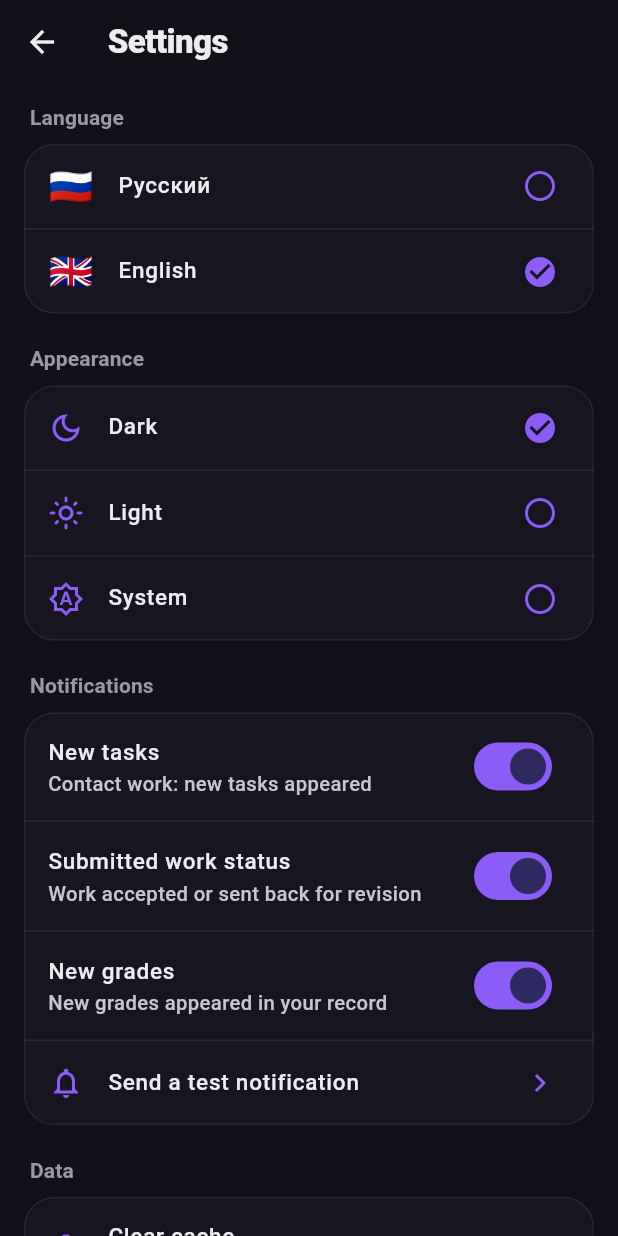
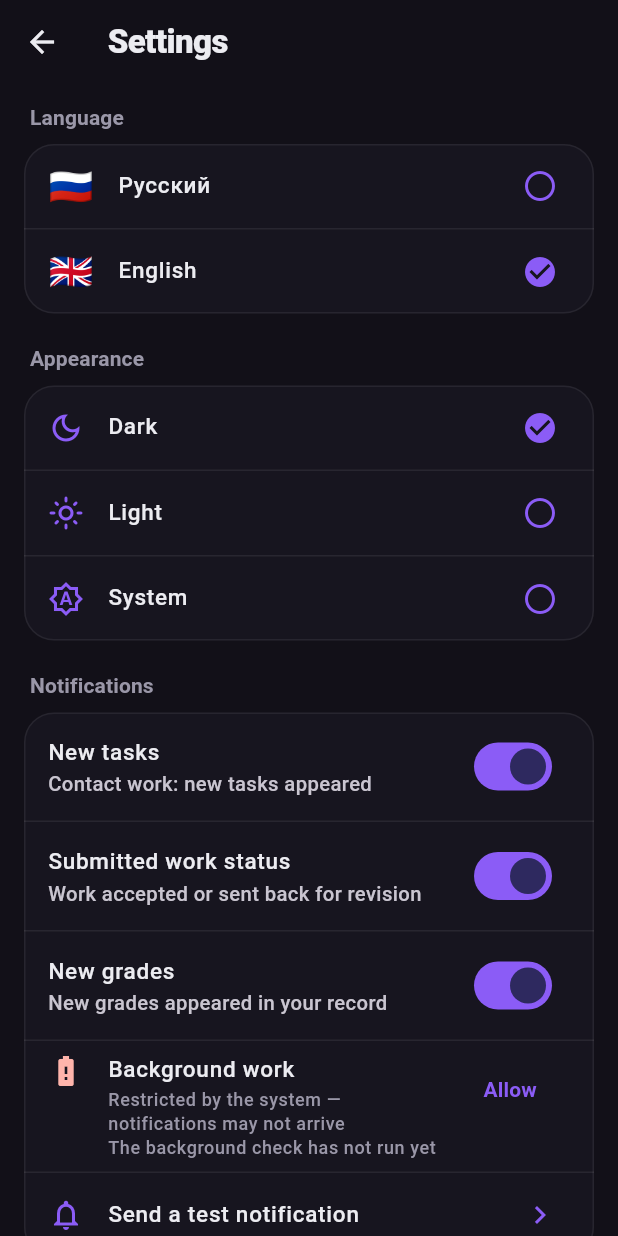
Before and after one commit to 0Eaggle0/OmTech, a Flutter app: the SettingsScreen screen opened directly, after a tap on "🇬🇧", on a phone screen of 412 x 824 dp. Run offline on Flutter 3.47's test engine with Material 3 defaults, Android fonts, the phone set to English and light mode, and no system bars; our stand-ins replace cached_network_image, confetti, cookie_jar, dio, dio_cookie_manager, flutter_animate and 8 more; missing offline and left inert: flutter_email_sender, flutter_file_dialog, workmanager; accounts and stored records are empty; network calls fail; statements that could not run were skipped.

Commit message:
Ask for a battery optimization exemption, show background status
MIUI/EMUI/One UI often never run the WorkManager task, so LK
notifications only arrived after opening the app. Settings now show a
'Background work' item with the exemption status, an Allow button and
the last background run; a one-time sheet offers the same right after a
form login. The native side is a small MethodChannel in MainActivity,
no new packages. Bump to 1.2.6+44.

```diff
--- a/lib/app_version.dart
+++ b/lib/app_version.dart
@@ -1,6 +1,6 @@
 /// Версия приложения. Поднимать вместе с `version:` в pubspec.yaml.
-const kAppVersion = '1.2.5';
-const kAppBuild = 43;
+const kAppVersion = '1.2.6';
+const kAppBuild = 44;
 
 /// Подпись версии на экране настроек.
 const kAppVersionLabel = 'v$kAppVersion';
--- a/lib/l10n/app_en.arb
+++ b/lib/l10n/app_en.arb
@@ -394,5 +394,21 @@
   "updateLater": "Later",
   "updateDownloading": "Downloading",
   "updateOpening": "Opening installer",
-  "updateFailed": "Download failed. Check your connection and try again."
+  "updateFailed": "Download failed. Check your connection and try again.",
+
+  "settingsBackground": "Background work",
+  "settingsBackgroundAllowed": "Allowed — notifications arrive even when the app is closed",
+  "settingsBackgroundRestricted": "Restricted by the system — notifications may not arrive",
+  "settingsBackgroundAllow": "Allow",
+  "settingsBackgroundLastRun": "Last check: {time} — {result}",
+  "settingsBackgroundNever": "The background check has not run yet",
+  "bgResultOk": "ok",
+  "bgResultUiActive": "skipped, the app was open",
+  "bgResultNoCreds": "not signed in",
+  "bgResultAuthFailed": "password rejected",
+  "bgResultNetwork": "no connection",
+  "bgResultError": "error",
+  "batteryHintTitle": "Notifications while the app is closed",
+  "batteryHintBody": "To hear about new tasks, grades and report reviews without opening the app, let OmTech run in the background. Otherwise the system may never run the check.",
+  "batteryHintLater": "Not now"
 }
--- a/lib/l10n/app_localizations.dart
+++ b/lib/l10n/app_localizations.dart
@@ -1957,6 +1957,96 @@ abstract class AppLocalizations {
   /// In ru, this message translates to:
   /// **'Не удалось скачать. Проверьте интернет и попробуйте ещё раз.'**
   String get updateFailed;
+
+  /// No description provided for @settingsBackground.
+  ///
+  /// In ru, this message translates to:
+  /// **'Фоновая работа'**
+  String get settingsBackground;
+
+  /// No description provided for @settingsBackgroundAllowed.
+  ///
+  /// In ru, this message translates to:
+  /// **'Разрешена — уведомления приходят и при закрытом приложении'**
+  String get settingsBackgroundAllowed;
+
+  /// No description provided for @settingsBackgroundRestricted.
+  ///
+  /// In ru, this message translates to:
+  /// **'Ограничена системой — уведомления могут не приходить'**
+  String get settingsBackgroundRestricted;
+
+  /// No description provided for @settingsBackgroundAllow.
+  ///
+  /// In ru, this message translates to:
+  /// **'Разрешить'**
+  String get settingsBackgroundAllow;
+
+  /// No description provided for @settingsBackgroundLastRun.
+  ///
+  /// In ru, this message translates to:
+  /// **'Последняя проверка: {time} — {result}'**
+  String settingsBackgroundLastRun(String time, String result);
+
+  /// No description provided for @settingsBackgroundNever.
+  ///
+  /// In ru, this message translates to:
+  /// **'Фоновая проверка ещё не запускалась'**
+  String get settingsBackgroundNever;
+
+  /// No description provided for @bgResultOk.
+  ///
+  /// In ru, this message translates to:
+  /// **'успешно'**
+  String get bgResultOk;
+
+  /// No description provided for @bgResultUiActive.
+  ///
+  /// In ru, this message translates to:
+  /// **'пропущена, приложение было открыто'**
+  String get bgResultUiActive;
+
+  /// No description provided for @bgResultNoCreds.
+  ///
+  /// In ru, this message translates to:
+  /// **'нет входа в ЛК'**
+  String get bgResultNoCreds;
+
+  /// No description provided for @bgResultAuthFailed.
+  ///
+  /// In ru, this message translates to:
+  /// **'пароль не подошёл'**
+  String get bgResultAuthFailed;
+
+  /// No description provided for @bgResultNetwork.
+  ///
+  /// In ru, this message translates to:
+  /// **'нет связи'**
+  String get bgResultNetwork;
+
+  /// No description provided for @bgResultError.
+  ///
+  /// In ru, this message translates to:
+  /// **'ошибка'**
+  String get bgResultError;
+
+  /// No description provided for @batteryHintTitle.
+  ///
+  /// In ru, this message translates to:
+  /// **'Уведомления при закрытом приложении'**
+  String get batteryHintTitle;
+
+  /// No description provided for @batteryHintBody.
+  ///
+  /// In ru, this message translates to:
+  /// **'Чтобы узнавать о новых заданиях, оценках и проверке отчётов, не открывая приложение, разрешите OmTech работать в фоне. Иначе система может не запускать проверку.'**
+  String get batteryHintBody;
+
+  /// No description provided for @batteryHintLater.
+  ///
+  /// In ru, this message translates to:
+  /// **'Не сейчас'**
+  String get batteryHintLater;
 }
 
 class _AppLocalizationsDelegate
--- a/lib/l10n/app_localizations_en.dart
+++ b/lib/l10n/app_localizations_en.dart
@@ -1015,4 +1015,54 @@ class AppLocalizationsEn extends AppLocalizations {
   @override
   String get updateFailed =>
       'Download failed. Check your connection and try again.';
+
+  @override
+  String get settingsBackground => 'Background work';
+
+  @override
+  String get settingsBackgroundAllowed =>
+      'Allowed — notifications arrive even when the app is closed';
+
+  @override
+  String get settingsBackgroundRestricted =>
+      'Restricted by the system — notifications may not arrive';
+
+  @override
+  String get settingsBackgroundAllow => 'Allow';
+
+  @override
+  String settingsBackgroundLastRun(String time, String result) {
+    return 'Last check: $time — $result';
+  }
+
+  @override
+  String get settingsBackgroundNever => 'The background check has not run yet';
+
+  @override
+  String get bgResultOk => 'ok';
+
+  @override
+  String get bgResultUiActive => 'skipped, the app was open';
+
+  @override
+  String get bgResultNoCreds => 'not signed in';
+
+  @override
+  String get bgResultAuthFailed => 'password rejected';
+
+  @override
+  String get bgResultNetwork => 'no connection';
+
+  @override
+  String get bgResultError => 'error';
+
+  @override
+  String get batteryHintTitle => 'Notifications while the app is closed';
+
+  @override
+  String get batteryHintBody =>
+      'To hear about new tasks, grades and report reviews without opening the app, let OmTech run in the background. Otherwise the system may never run the check.';
+
+  @override
+  String get batteryHintLater => 'Not now';
 }
--- a/lib/screens/home_shell.dart
+++ b/lib/screens/home_shell.dart
@@ -13,6 +13,7 @@ import '../services/lk/lk_credentials_storage.dart';
 import '../services/update_service.dart';
 import '../theme/app_colors.dart';
 import '../theme/app_glass.dart';
+import '../widgets/background_work_tile.dart';
 import '../widgets/floating_nav_bar.dart';
 import '../widgets/lk_login_sheet.dart';
 import '../widgets/update_sheet.dart';
@@ -262,6 +263,9 @@ class _LkConnectionBannerState extends State<_LkConnectionBanner> {
       _hideTimer = Timer(const Duration(seconds: 2), () {
         if (mounted) setState(() => _bannerState = _BannerState.hidden);
       });
+      // Пользователь только что вошёл — самое время один раз попросить
+      // разрешение на фон, ради которого вход и нужен уведомлениям.
+      unawaited(showBatteryHintIfNeeded(context));
     } else if (status == LkStatus.error) {
       setState(() {
         _bannerState = _BannerState.error;
--- a/lib/screens/settings/settings_screen.dart
+++ b/lib/screens/settings/settings_screen.dart
@@ -11,6 +11,7 @@ import '../../services/cache_manager.dart';
 import '../../services/news_service.dart';
 import '../../services/notification_service.dart';
 import '../../theme/app_glass.dart';
+import '../../widgets/background_work_tile.dart';
 import 'bug_report_sheet.dart';
 
 class SettingsScreen extends StatefulWidget {
@@ -165,6 +166,8 @@ class _SettingsScreenState extends State<SettingsScreen> {
                 _notifSwitch(settings, NotifCategory.grades,
                     l.settingsNotifGrades, l.settingsNotifGradesHint),
                 const Divider(height: 1),
+                const BackgroundWorkTile(),
+                const Divider(height: 1),
                 ListTile(
                   leading: const Icon(Icons.notifications_none_outlined),
                   title: Text(l.settingsNotifTest),
--- /dev/null
+++ b/lib/services/battery_optimization.dart
@@ -0,0 +1,44 @@
+import 'dart:io';
+
+import 'package:flutter/services.dart';
+import 'package:shared_preferences/shared_preferences.dart';
+
+/// Исключение приложения из оптимизации батареи Android. Без него MIUI,
+/// EMUI и One UI часто вообще не запускают фоновую проверку ЛК, и
+/// уведомления приходят только при открытии приложения.
+///
+/// Нативная часть — `MainActivity.kt`, канал `omtech/battery`. На других
+/// платформах ограничений нет: [isIgnoring] всегда `true`.
+class BatteryOptimization {
+  static const _channel = MethodChannel('omtech/battery');
+  static const _hintShownKey = 'battery_hint_shown';
+
+  static Future<bool> isIgnoring() async {
+    if (!Platform.isAndroid) return true;
+    try {
+      return await _channel.invokeMethod<bool>('isIgnoring') ?? true;
+    } catch (_) {
+      return true;
+    }
+  }
+
+  /// Открывает системный диалог. Итог узнаём по [isIgnoring] после возврата.
+  static Future<void> request() async {
+    if (!Platform.isAndroid) return;
+    try {
+      await _channel.invokeMethod<void>('request');
+    } catch (_) {}
+  }
+
+  /// Подсказку показываем один раз — дальше пункт есть в настройках.
+  static Future<bool> shouldShowHint() async {
+    if (await isIgnoring()) return false;
+    final prefs = await SharedPreferences.getInstance();
+    return !(prefs.getBool(_hintShownKey) ?? false);
+  }
+
+  static Future<void> markHintShown() async {
+    final prefs = await SharedPreferences.getInstance();
+    await prefs.setBool(_hintShownKey, true);
+  }
+}
--- /dev/null
+++ b/lib/widgets/background_work_tile.dart
@@ -0,0 +1,158 @@
+import 'dart:async';
+
+import 'package:flutter/material.dart';
+import 'package:intl/intl.dart';
+import 'package:shared_preferences/shared_preferences.dart';
+
+import '../l10n/app_localizations.dart';
+import '../services/background_worker.dart';
+import '../services/battery_optimization.dart';
+import '../theme/app_glass.dart';
+
+/// Пункт настроек «Фоновая работа»: разрешена ли она системой и когда
+/// фоновая проверка ЛК последний раз отработала.
+class BackgroundWorkTile extends StatefulWidget {
+  const BackgroundWorkTile({super.key});
+
+  @override
+  State<BackgroundWorkTile> createState() => _BackgroundWorkTileState();
+}
+
+class _BackgroundWorkTileState extends State<BackgroundWorkTile> {
+  late final AppLifecycleListener _lifecycle;
+  bool? _allowed;
+  DateTime? _lastRun;
+  String? _lastResult;
+
+  @override
+  void initState() {
+    super.initState();
+    _refresh();
+    // Системный диалог уводит приложение в фон — итог видно по возврату.
+    _lifecycle = AppLifecycleListener(onResume: _refresh);
+  }
+
+  @override
+  void dispose() {
+    _lifecycle.dispose();
+    super.dispose();
+  }
+
+  Future<void> _refresh() async {
+    final allowed = await BatteryOptimization.isIgnoring();
+    final prefs = await SharedPreferences.getInstance();
+    // Время прогона пишет фоновый изолят — кэш prefs UI о нём не знает.
+    await prefs.reload();
+    final ms = prefs.getInt(bgLastRunKey);
+    if (!mounted) return;
+    setState(() {
+      _allowed = allowed;
+      _lastRun = ms == null ? null : DateTime.fromMillisecondsSinceEpoch(ms);
+      _lastResult = prefs.getString(bgLastResultKey);
+    });
+  }
+
+  static String _resultLabel(AppLocalizations l, String? result) =>
+      switch (result) {
+        'ok' => l.bgResultOk,
+        'ui_active' => l.bgResultUiActive,
+        'no_creds' => l.bgResultNoCreds,
+        'auth_failed' => l.bgResultAuthFailed,
+        'network' => l.bgResultNetwork,
+        _ => l.bgResultError,
+      };
+
+  @override
+  Widget build(BuildContext context) {
+    final l = AppLocalizations.of(context)!;
+    final theme = Theme.of(context);
+    final allowed = _allowed;
+    final lastRun = _lastRun;
+    final runLine = lastRun == null
+        ? l.settingsBackgroundNever
+        : l.settingsBackgroundLastRun(
+            DateFormat('d MMM, HH:mm', Localizations.localeOf(context).languageCode)
+                .format(lastRun),
+            _resultLabel(l, _lastResult),
+          );
+
+    return ListTile(
+      leading: Icon(
+        allowed == false ? Icons.battery_alert_outlined : Icons.sync_outlined,
+        color: allowed == false ? theme.colorScheme.error : null,
+      ),
+      title: Text(l.settingsBackground),
+      subtitle: Text(
+        [
+          if (allowed != null)
+            allowed ? l.settingsBackgroundAllowed : l.settingsBackgroundRestricted,
+          runLine,
+        ].join('\n'),
+        style: theme.textTheme.bodySmall?.copyWith(color: context.glass.textMuted),
+      ),
+      isThreeLine: allowed != null,
+      trailing: allowed == false
+          ? TextButton(
+              onPressed: BatteryOptimization.request,
+              child: Text(l.settingsBackgroundAllow),
+            )
+          : null,
+    );
+  }
+}
+
+/// Одноразовая подсказка после ручного входа в ЛК: без исключения из
+/// оптимизации батареи фоновые уведомления на многих прошивках не работают.
+Future<void> showBatteryHintIfNeeded(BuildContext context) async {
+  if (!await BatteryOptimization.shouldShowHint()) return;
+  await BatteryOptimization.markHintShown();
+  if (!context.mounted) return;
+  final l = AppLocalizations.of(context)!;
+  final allow = await showModalBottomSheet<bool>(
+    context: context,
+    showDragHandle: true,
+    builder: (ctx) => SafeArea(
+      child: Padding(
+        padding: const EdgeInsets.fromLTRB(20, 0, 20, 16),
+        child: Column(
+          mainAxisSize: MainAxisSize.min,
+          crossAxisAlignment: CrossAxisAlignment.start,
+          children: [
+            Row(
+              children: [
+                Icon(Icons.notifications_active_outlined,
+                    color: Theme.of(ctx).colorScheme.primary),
+                const SizedBox(width: 10),
+                Expanded(
+                  child: Text(l.batteryHintTitle,
+                      style: Theme.of(ctx).textTheme.titleMedium),
+                ),
+              ],
+            ),
+            const SizedBox(height: 12),
+            Text(l.batteryHintBody),
+            const SizedBox(height: 20),
+            Row(
+              children: [
+                Expanded(
+                  child: OutlinedButton(
+                    onPressed: () => Navigator.pop(ctx, false),
+                    child: Text(l.batteryHintLater),
+                  ),
+                ),
+                const SizedBox(width: 12),
+                Expanded(
+                  child: FilledButton(
+                    onPressed: () => Navigator.pop(ctx, true),
+                    child: Text(l.settingsBackgroundAllow),
+                  ),
+                ),
+              ],
+            ),
+          ],
+        ),
+      ),
+    ),
+  );
+  if (allow == true) unawaited(BatteryOptimization.request());
+}
--- a/pubspec.yaml
+++ b/pubspec.yaml
@@ -16,7 +16,7 @@ publish_to: 'none' # Remove this line if you wish to publish to pub.dev
 # https://developer.apple.com/library/archive/documentation/General/Reference/InfoPlistKeyReference/Articles/CoreFoundationKeys.html
 # In Windows, build-name is used as the major, minor, and patch parts
 # of the product and file versions while build-number is used as the build suffix.
-version: 1.2.5+43
+version: 1.2.6+44
 
 environment:
   sdk: ^3.10.8
```
Also changed, not shown: lib/l10n/app_localizations_ru.dart (+50 -0 lines), lib/l10n/app_ru.arb (+18 -1 lines), 2 other files.
